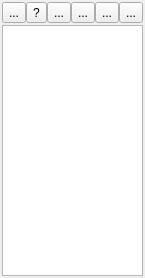
Old version of the form src/partlist.ui in the repository eigenbom/MQ-Sprite.
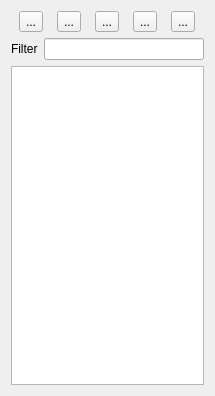
New version of the form. Icons and pictures are not drawn. Custom widgets are drawn as their Qt base class.

The edit to the form file:
```diff
--- a/src/partlist.ui
+++ b/src/partlist.ui
@@ -6,8 +6,8 @@
    <rect>
     <x>0</x>
     <y>0</y>
-    <width>145</width>
-    <height>278</height>
+    <width>215</width>
+    <height>396</height>
    </rect>
   </property>
   <property name="sizePolicy">
@@ -26,26 +26,8 @@
    <string>Form</string>
   </property>
   <layout class="QVBoxLayout" name="verticalLayout">
-   <property name="spacing">
-    <number>2</number>
-   </property>
-   <property name="leftMargin">
-    <number>2</number>
-   </property>
-   <property name="topMargin">
-    <number>2</number>
-   </property>
-   <property name="rightMargin">
-    <number>2</number>
-   </property>
-   <property name="bottomMargin">
-    <number>2</number>
-   </property>
    <item>
-    <layout class="QHBoxLayout" name="horizontalLayout_2">
-     <property name="spacing">
-      <number>0</number>
-     </property>
+    <layout class="QHBoxLayout" name="horizontalLayout">
      <item>
       <widget class="QToolButton" name="toolButtonNewPart">
        <property name="toolTip">
@@ -60,16 +42,6 @@
        </property>
       </widget>
      </item>
-     <item>
-      <widget class="QToolButton" name="toolButtonNewComp">
-       <property name="toolTip">
-        <string>New Comp</string>
-       </property>
-       <property name="text">
-        <string>?</string>
-       </property>
-      </widget>
-     </item>
      <item>
       <widget class="QToolButton" name="toolButtonNewFolder">
        <property name="toolTip">
@@ -126,18 +98,22 @@
        </property>
       </widget>
      </item>
+    </layout>
+   </item>
+   <item>
+    <layout class="QHBoxLayout" name="horizontalLayout_2">
+     <property name="topMargin">
+      <number>0</number>
+     </property>
      <item>
-      <spacer name="horizontalSpacer">
-       <property name="orientation">
-        <enum>Qt::Horizontal</enum>
+      <widget class="QLabel" name="label">
+       <property name="text">
+        <string>Filter</string>
        </property>
-       <property name="sizeHint" stdset="0">
-        <size>
-         <width>40</width>
-         <height>20</height>
-        </size>
-       </property>
-      </spacer>
+      </widget>
+     </item>
+     <item>
+      <widget class="QLineEdit" name="lineEditFilter"/>
      </item>
     </layout>
    </item>
@@ -149,6 +125,9 @@
        <height>16</height>
       </size>
      </property>
+     <property name="indentation">
+      <number>10</number>
+     </property>
      <property name="rootIsDecorated">
       <bool>true</bool>
      </property>
```
Left out of the diff: 3 changed lines with no effect on the pictures.
